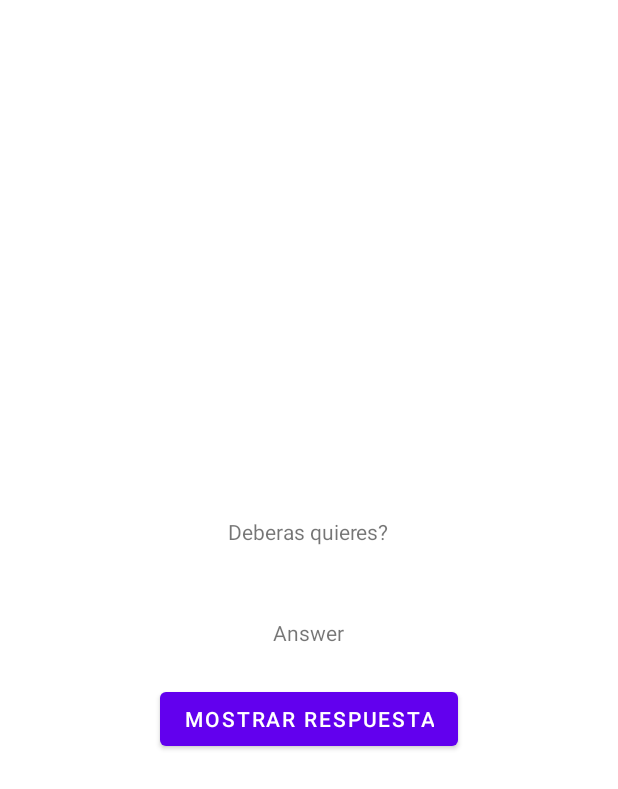
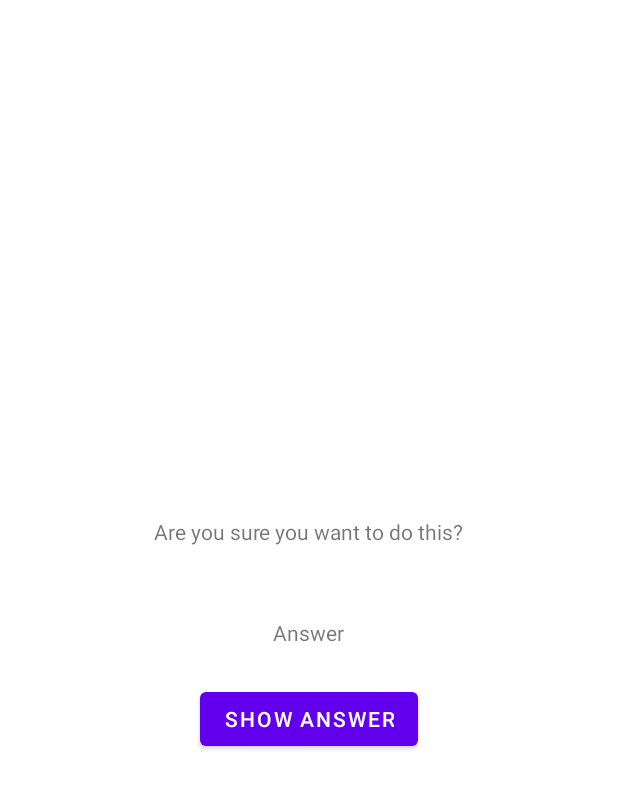
Before and after one commit to mz1314/Quiz, an Android app: the layout activity_cheat.xml on its own in the app's theme, with its tools: preview values and no code run, on a phone screen of 412 x 824 dp. Shown: the top 789 px of the screen. Run offline under Robolectric (Android 15) with nearby library versions, the phone set to English and light mode, and no system bars.

Commit message:
tarea 05/10/2022

```diff
--- a/app/src/main/res/layout/activity_cheat.xml
+++ b/app/src/main/res/layout/activity_cheat.xml
@@ -11,7 +11,7 @@ tools:context="zepeda.dan.quiz.CheatActivity">
         android:layout_width="wrap_content"
         android:layout_height="wrap_content"
         android:padding="24dp"
-    android:text="@string/advertencia"/>
+        android:text="@string/warning_text"/>
     <TextView
         android:id="@+id/answer_text_view"
         android:layout_width="wrap_content"
@@ -22,5 +22,5 @@ tools:context="zepeda.dan.quiz.CheatActivity">
         android:id="@+id/show_answer_button"
         android:layout_width="wrap_content"
         android:layout_height="wrap_content"
-    android:text="@string/boton_mostrar_respuesta"/>
+        android:text="@string/show_answer_button"/>
 </LinearLayout>
--- a/app/src/main/res/layout/activity_main.xml
+++ b/app/src/main/res/layout/activity_main.xml
@@ -33,6 +33,12 @@
             android:text="@string/false_buttom" />
     </LinearLayout>
         <Button
+            android:id="@+id/cheat_button"
+            android:layout_width="wrap_content"
+            android:layout_height="wrap_content"
+            android:layout_marginTop="24dp"
+            android:text="@string/cheat_button" />
+        <Button
             android:id="@+id/next_button"
             android:layout_width="wrap_content"
             android:layout_height="wrap_content"
--- a/app/src/main/res/values/strings.xml
+++ b/app/src/main/res/values/strings.xml
@@ -11,8 +11,8 @@
     <string name="correct_toast">Correct!</string>
     <string name="incorrect_toast">Incorrect!</string>
     <string name="next_button">Next Question</string>
-    <string name="advertencia">Deberas quieres?</string>
-    <string name="boton_mostrar_respuesta">Mostrar Respuesta</string>
-    <string name="boton_trampa">Me vale!</string>
-    <string name="mirada_juzgante">Te pasas de lanxa k-rnal.</string>
+    <string name="warning_text">Are you sure you want to do this?</string>
+    <string name="show_answer_button">Show Answer</string>
+    <string name="cheat_button">Cheat!</string>
+    <string name="judgment_toast">Cheating is wrong.</string>
 </resources>
```
Also changed, not shown: app/src/main/java/zepeda/dan/quiz/CheatActivity.kt (+35 -1 lines), app/src/main/java/zepeda/dan/quiz/MainActivity.kt (+27 -3 lines), app/src/main/java/zepeda/dan/quiz/QuizViewModel.kt (+7 -0 lines). Lines whose indentation alone changed are shown as unchanged.
